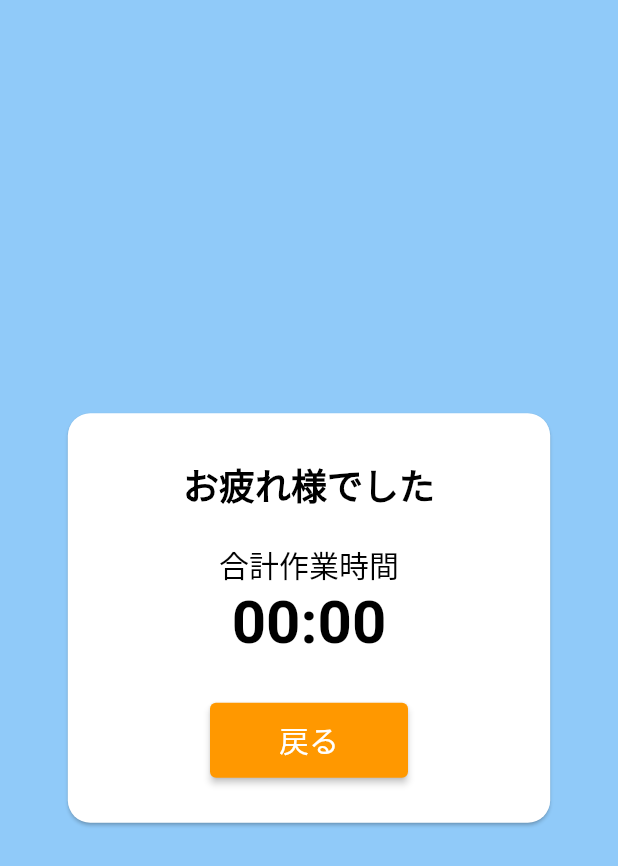
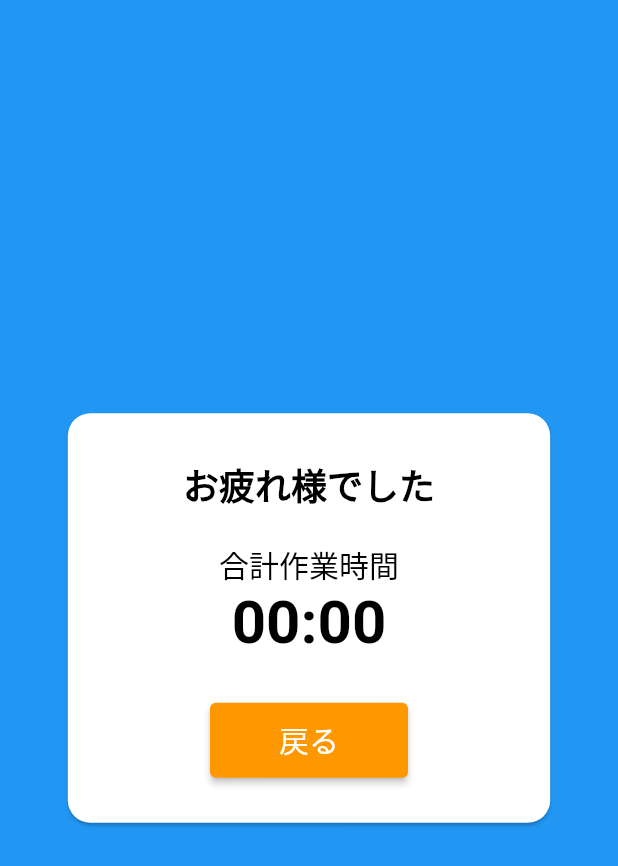
Before and after one commit to kametsun/timer, a Flutter app: the screen it shows after launch, after a tap on "終了", on a phone screen of 412 x 824 dp. Shown: the top 866 px of the screen. Run offline on Flutter 3.47's test engine with Material 2 defaults, Android fonts, the light colour scheme and no system bars; our stand-ins replace flutter_colorpicker, just_audio, shared_preferences.

Commit message:
背景色をfinishスクリーンにも適用

```diff
--- a/lib/main.dart
+++ b/lib/main.dart
@@ -3,7 +3,6 @@ import 'package:provider/provider.dart';
 import 'package:shared_preferences/shared_preferences.dart';
 import 'package:timer/theme_changer.dart';
 import 'package:timer/view/timer_screen.dart';
-import 'package:timer/theme_changer.dart';
 
 void main() async {
   WidgetsFlutterBinding.ensureInitialized();
@@ -15,7 +14,7 @@ void main() async {
 
   runApp(ChangeNotifierProvider<ThemeChanger>(
     create: (_) => ThemeChanger(customColor),
-    child: MyApp(),
+    child: const MyApp(),
   ));
 }
 
--- a/lib/view/finish_screen.dart
+++ b/lib/view/finish_screen.dart
@@ -1,5 +1,7 @@
 import 'package:flutter/material.dart';
 import 'package:timer/main.dart';
+import 'package:timer/theme_changer.dart';
+import 'package:provider/provider.dart';
 
 class FinishScreen extends StatelessWidget {
   final int totalWorkTime;
@@ -8,8 +10,10 @@ class FinishScreen extends StatelessWidget {
 
   @override
   Widget build(BuildContext context) {
+    //ThemeChangerから現在のテーマを取得
+    final themeColor = Provider.of<ThemeChanger>(context).getThemeColor();
     return Scaffold(
-      backgroundColor: Theme.of(context).colorScheme.background,
+      backgroundColor: themeColor,
       body: Center(
         child: Padding(
           padding: const EdgeInsets.all(20.0),
```
Also changed, not shown: 7 other files.
